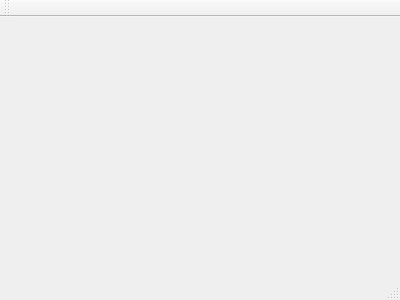
This is TP_lab/TP_lab/mainwindow.ui in AlexeyKumin/Random_Variables as Qt 5 draws it before an edit. The edited form follows.
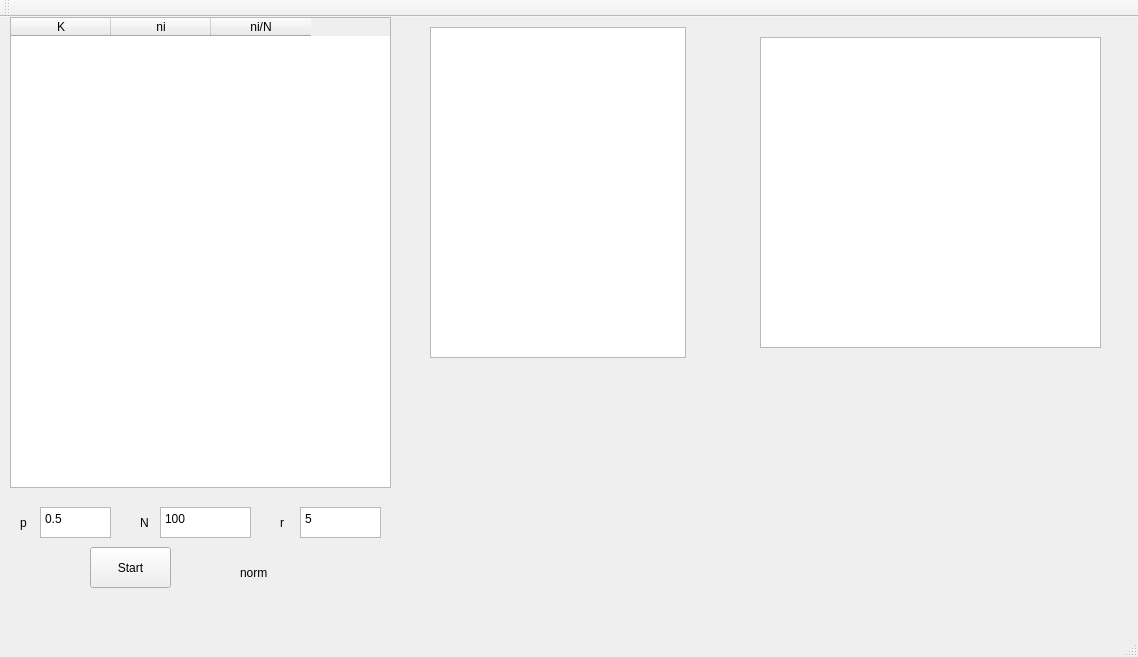
This is the edited form.

The edit to the form file:
```diff
--- a/TP_lab/TP_lab/mainwindow.ui
+++ b/TP_lab/TP_lab/mainwindow.ui
@@ -1,24 +1,189 @@
 <ui version="4.0">
  <class>MainWindow</class>
- <widget class="QMainWindow" name="MainWindow" >
-  <property name="geometry" >
+ <widget class="QMainWindow" name="MainWindow">
+  <property name="geometry">
    <rect>
     <x>0</x>
     <y>0</y>
-    <width>400</width>
-    <height>300</height>
+    <width>1138</width>
+    <height>657</height>
    </rect>
   </property>
   <property name="windowTitle" >
    <string>MainWindow</string>
   </property>
-  <widget class="QMenuBar" name="menuBar" />
-  <widget class="QToolBar" name="mainToolBar" />
-  <widget class="QWidget" name="centralWidget" />
-  <widget class="QStatusBar" name="statusBar" />
+  <widget class="QWidget" name="centralWidget">
+   <widget class="QGraphicsView" name="graphicsView">
+    <property name="geometry">
+     <rect>
+      <x>760</x>
+      <y>20</y>
+      <width>341</width>
+      <height>311</height>
+     </rect>
+    </property>
+   </widget>
+   <widget class="QPushButton" name="pushButton">
+    <property name="geometry">
+     <rect>
+      <x>90</x>
+      <y>530</y>
+      <width>81</width>
+      <height>41</height>
+     </rect>
+    </property>
+    <property name="text">
+     <string>Start</string>
+    </property>
+   </widget>
+   <widget class="QTableWidget" name="tableWidget">
+    <property name="geometry">
+     <rect>
+      <x>10</x>
+      <y>0</y>
+      <width>381</width>
+      <height>471</height>
+     </rect>
+    </property>
+    <column>
+     <property name="text">
+      <string>K</string>
+     </property>
+    </column>
+    <column>
+     <property name="text">
+      <string>ni</string>
+     </property>
+    </column>
+    <column>
+     <property name="text">
+      <string>ni/N</string>
+     </property>
+    </column>
+   </widget>
+   <widget class="QTableWidget" name="tableWidget_2">
+    <property name="geometry">
+     <rect>
+      <x>430</x>
+      <y>10</y>
+      <width>256</width>
+      <height>331</height>
+     </rect>
+    </property>
+   </widget>
+   <widget class="QPlainTextEdit" name="plainTextEdit">
+    <property name="geometry">
+     <rect>
+      <x>40</x>
+      <y>490</y>
+      <width>71</width>
+      <height>31</height>
+     </rect>
+    </property>
+    <property name="plainText">
+     <string>0.5</string>
+    </property>
+   </widget>
+   <widget class="QLabel" name="label">
+    <property name="geometry">
+     <rect>
+      <x>20</x>
+      <y>490</y>
+      <width>31</width>
+      <height>31</height>
+     </rect>
+    </property>
+    <property name="text">
+     <string>p</string>
+    </property>
+   </widget>
+   <widget class="QPlainTextEdit" name="plainTextEdit_2">
+    <property name="geometry">
+     <rect>
+      <x>160</x>
+      <y>490</y>
+      <width>91</width>
+      <height>31</height>
+     </rect>
+    </property>
+    <property name="plainText">
+     <string>100</string>
+    </property>
+   </widget>
+   <widget class="QLabel" name="label_2">
+    <property name="geometry">
+     <rect>
+      <x>140</x>
+      <y>490</y>
+      <width>31</width>
+      <height>31</height>
+     </rect>
+    </property>
+    <property name="text">
+     <string>N</string>
+    </property>
+   </widget>
+   <widget class="QPlainTextEdit" name="plainTextEdit_3">
+    <property name="geometry">
+     <rect>
+      <x>300</x>
+      <y>490</y>
+      <width>81</width>
+      <height>31</height>
+     </rect>
+    </property>
+    <property name="plainText">
+     <string>5</string>
+    </property>
+   </widget>
+   <widget class="QLabel" name="label_3">
+    <property name="geometry">
+     <rect>
+      <x>280</x>
+      <y>490</y>
+      <width>31</width>
+      <height>31</height>
+     </rect>
+    </property>
+    <property name="text">
+     <string>r</string>
+    </property>
+   </widget>
+   <widget class="QLabel" name="label_4">
+    <property name="geometry">
+     <rect>
+      <x>240</x>
+      <y>540</y>
+      <width>61</width>
+      <height>31</height>
+     </rect>
+    </property>
+    <property name="text">
+     <string>norm</string>
+    </property>
+   </widget>
+  </widget>
+  <widget class="QMenuBar" name="menuBar">
+   <property name="geometry">
+    <rect>
+     <x>0</x>
+     <y>0</y>
+     <width>1138</width>
+     <height>26</height>
+    </rect>
+   </property>
+  </widget>
+  <widget class="QToolBar" name="mainToolBar">
+   <attribute name="toolBarArea">
+    <enum>TopToolBarArea</enum>
+   </attribute>
+   <attribute name="toolBarBreak">
+    <bool>false</bool>
+   </attribute>
+  </widget>
+  <widget class="QStatusBar" name="statusBar"/>
  </widget>
- <layoutDefault spacing="6" margin="11" />
- <pixmapfunction></pixmapfunction>
+ <layoutdefault spacing="6" margin="11"/>
  <resources/>
  <connections/>
 </ui>
```
Left out of the diff: 3 changed lines with no effect on the pictures.
